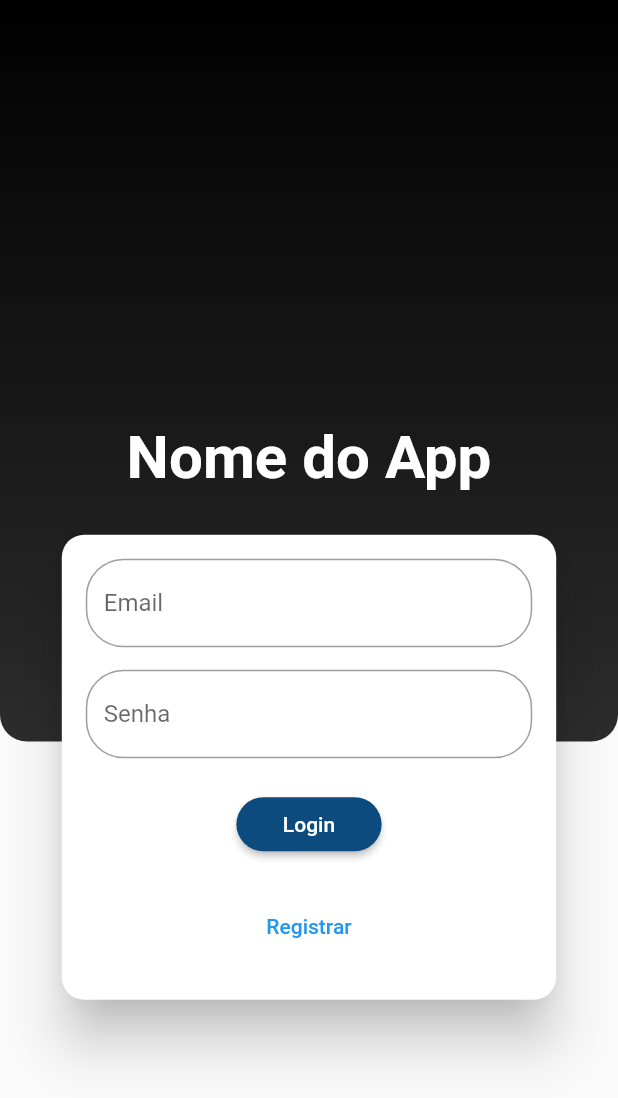
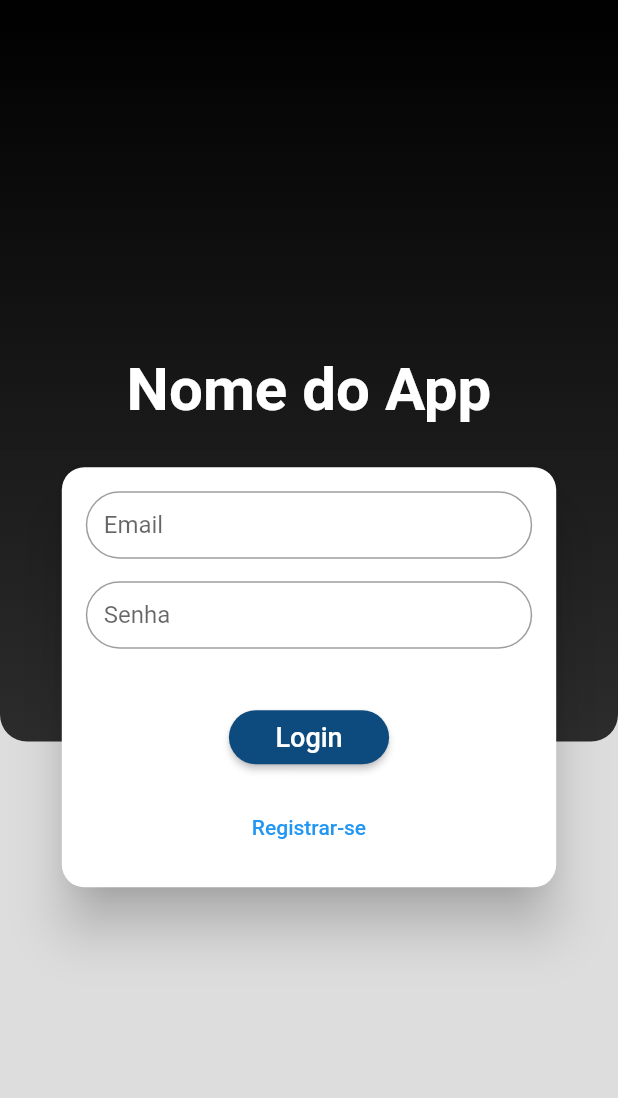
Before and after one commit to Pires1945/movies_review, a Flutter app: the screen it shows after launch, on a phone screen of 412 x 824 dp. Shown: the top 1098 px of the screen. Run offline on Flutter 3.47's test engine with Material 2 defaults, Android fonts, the phone set to English and light mode, and no system bars; our stand-ins replace carousel_slider.

Commit message:
Ajustado a tela de login

```diff
--- a/lib/components/loginForm.dart
+++ b/lib/components/loginForm.dart
@@ -2,9 +2,13 @@ import 'package:flutter/material.dart';
 import 'package:flutter/src/widgets/framework.dart';
 import 'package:flutter/src/widgets/placeholder.dart';
 import 'package:provider/provider.dart';
+import '../models/auth.dart';
+import '../utils/appRoutes.dart';
 
-import '../models/user.dart';
-import '../utils/appRoutes.dart';
+enum AuthMode {
+  sigUp,
+  Login,
+}
 
 class LoginForm extends StatefulWidget {
   const LoginForm({super.key});
@@ -14,13 +18,27 @@ class LoginForm extends StatefulWidget {
 }
 
 class _LoginFormState extends State<LoginForm> {
+  final _passwordController = TextEditingController();
   final _formKey = GlobalKey<FormState>();
-  Map<String, String> _userData = {
+  Map<String, String> _authData = {
     'email': '',
     'password': '',
   };
 
-  bool isLogin = true;
+  AuthMode _authMode = AuthMode.Login;
+
+  bool _isLogin() => _authMode == AuthMode.Login;
+  bool _isSigUp() => _authMode == AuthMode.sigUp;
+
+  void _switchLoginMode() {
+    setState(() {
+      if (_isLogin()) {
+        _authMode = AuthMode.sigUp;
+      } else {
+        _authMode = AuthMode.Login;
+      }
+    });
+  }
 
   Future<void> _submitForm() async {
     final isValid = _formKey.currentState?.validate() ?? false;
@@ -29,36 +47,64 @@ class _LoginFormState extends State<LoginForm> {
 
     _formKey.currentState?.save();
 
-    User user = Provider.of(context, listen: false);
-    await user.login(
-      _userData['email']!,
-      _userData['password']!,
+    Auth auth = Provider.of(context, listen: false);
+
+    try {
+      if (_isLogin()) {
+        await auth.login(
+          _authData['email']!,
+          _authData['password']!,
         );
+      } else {
+        await auth.signUp(_authData['email']!, _authData['password']!);
+      }
+    } catch (error) {
+      print(error.toString());
+    }
   }
 
   @override
   Widget build(BuildContext context) {
     final deviceSize = MediaQuery.of(context).size;
     return Flexible(
-      child: Card(
-        shape: RoundedRectangleBorder(borderRadius: BorderRadius.circular(15)),
+      child: SingleChildScrollView(
+        child: Column(
+          children: [
+            Padding(
+              padding: EdgeInsets.all(8.0),
+              child: Text(
+                'Nome do App',
+                style: TextStyle(
+                    fontSize: 40,
+                    fontWeight: FontWeight.bold,
+                    color: Colors.white),
+              ),
+            ),
+            Divider(),
+            Card(
+              shape: RoundedRectangleBorder(
+                  borderRadius: BorderRadius.circular(15)),
               elevation: 15,
               child: Container(
-          height: isLogin ? 310 : 400,
+                height: _isLogin() ? 280 : 320,
                 width: deviceSize.width * 0.8,
-          padding: EdgeInsets.all(16),
+                padding: const EdgeInsets.only(
+                    left: 16, right: 16, top: 16, bottom: 8),
                 child: Form(
                   key: _formKey,
                   child: Column(
                     children: [
-                TextFormField(
+                      Container(
+                        height: 45,
+                        child: TextFormField(
                           decoration: InputDecoration(
                               labelText: 'Email',
                               border: OutlineInputBorder(
                                 borderRadius: BorderRadius.circular(25),
                               )),
                           keyboardType: TextInputType.emailAddress,
-                  onSaved: (newValue) => _userData['email'] = newValue ?? '',
+                          onSaved: (newValue) =>
+                              _authData['email'] = newValue ?? '',
                           validator: (value) {
                             final email = value ?? '';
 
@@ -67,10 +113,14 @@ class _LoginFormState extends State<LoginForm> {
                             }
                           },
                         ),
-                SizedBox(
+                      ),
+                      const SizedBox(
                         height: 15,
                       ),
-                TextFormField(
+                      Container(
+                        height: 45,
+                        child: TextFormField(
+                          controller: _passwordController,
                           decoration: InputDecoration(
                               labelText: 'Senha',
                               border: OutlineInputBorder(
@@ -78,7 +128,8 @@ class _LoginFormState extends State<LoginForm> {
                               )),
                           obscureText: true,
                           keyboardType: TextInputType.text,
-                  onSaved: (newValue) => _userData['password'] = newValue ?? '',
+                          onSaved: (newValue) =>
+                              _authData['password'] = newValue ?? '',
                           validator: (value) {
                             final password = value ?? '';
                             if (password.isEmpty || password.length < 5) {
@@ -88,36 +139,68 @@ class _LoginFormState extends State<LoginForm> {
                             }
                           },
                         ),
-                SizedBox(
+                      ),
+                      const SizedBox(
+                        height: 15,
+                      ),
+                      if (_isSigUp())
+                        Container(
+                          height: 45,
+                          child: TextFormField(
+                            decoration: InputDecoration(
+                                labelText: 'Confirmação de senha',
+                                border: OutlineInputBorder(
+                                  borderRadius: BorderRadius.circular(25),
+                                )),
+                            obscureText: true,
+                            keyboardType: TextInputType.text,
+                            onSaved: (newValue) =>
+                                _authData['password'] = newValue ?? '',
+                            validator: (value) {
+                              final password = value ?? '';
+                              if (password != _passwordController.text) {
+                                return 'As senha não conferem!';
+                              } else {
+                                return null;
+                              }
+                            },
+                          ),
+                        ),
+                      const SizedBox(
                         height: 20,
                       ),
                       ElevatedButton(
                         onPressed: _submitForm,
-                  child: Padding(
-                    padding: const EdgeInsets.only(left: 15, right: 15),
-                    child: Text('Login'),
-                  ),
                         style: ElevatedButton.styleFrom(
                             shape: RoundedRectangleBorder(
                               borderRadius: BorderRadius.circular(55),
                             ),
-                      backgroundColor: Color.fromARGB(255, 13, 75, 126)),
+                            backgroundColor:
+                                const Color.fromARGB(255, 13, 75, 126)),
+                        child: const Padding(
+                          padding: EdgeInsets.only(left: 15, right: 15),
+                          child: Text(
+                            'Login',
+                            style: TextStyle(fontSize: 18),
                           ),
-                SizedBox(
-                  height: 20,
+                        ),
+                      ),
+                      const SizedBox(
+                        height: 12,
                       ),
                       TextButton(
-                    onPressed: () {
-                      setState(() {
-                        isLogin = false;
-                      });
-                    },
-                    child: Text('Registrar'))
+                        onPressed: _switchLoginMode,
+                        child: Text(
+                            _isLogin() ? 'Registrar-se' : 'Já tenho uma conta'),
+                      ),
                     ],
                   ),
                 ),
               ),
             ),
+          ],
+        ),
+      ),
     );
   }
 }
--- a/lib/components/movieGrid.dart
+++ b/lib/components/movieGrid.dart
@@ -114,11 +114,12 @@ class _MovieGridState extends State<MovieGrid> {
                                 isSearch = true;
                               });
                             },
-                              icon: Icon(
+                            icon: const Icon(
                               Icons.search,
                               color: Colors.grey,
                               size: 36,
-                              ))
+                            ),
+                          )
                         ],
                       ),
               ),
--- a/lib/main.dart
+++ b/lib/main.dart
@@ -3,7 +3,7 @@ import 'package:movies_review/components/gridReviews.dart';
 import 'package:movies_review/components/movieGrid.dart';
 import 'package:movies_review/models/movieList.dart';
 import 'package:movies_review/models/reviewList.dart';
-import 'package:movies_review/models/user.dart';
+import 'package:movies_review/models/auth.dart';
 import 'package:movies_review/pages/authOrHome.dart';
 import 'package:movies_review/pages/homePage.dart';
 import 'package:movies_review/pages/login.dart';
@@ -25,8 +25,8 @@ class MyApp extends StatelessWidget {
   Widget build(BuildContext context) {
     return MultiProvider(
       providers: [
-        ChangeNotifierProvider(create: (context) => User()),
-        ChangeNotifierProxyProvider<User, ReviewList>(
+        ChangeNotifierProvider(create: (context) => Auth()),
+        ChangeNotifierProxyProvider<Auth, ReviewList>(
           create: (context) => ReviewList(),
           update: (context, value, previous) => ReviewList(
             value.token ?? '',
--- a/lib/models/user.dart
+++ b/lib/models/auth.dart
@@ -5,7 +5,7 @@ import 'package:flutter/material.dart';
 import 'package:http/http.dart' as http;
 
 //https://identitytoolkit.googleapis.com/v1/accounts:signUp?key=[API_KEY]
-class User with ChangeNotifier {
+class Auth with ChangeNotifier {
   String? _token;
   String? _email;
   String? _userId;
--- a/lib/pages/authOrHome.dart
+++ b/lib/pages/authOrHome.dart
@@ -1,6 +1,6 @@
 import 'package:flutter/src/widgets/framework.dart';
 import 'package:flutter/src/widgets/placeholder.dart';
-import 'package:movies_review/models/user.dart';
+import 'package:movies_review/models/auth.dart';
 import 'package:movies_review/pages/homePage.dart';
 import 'package:movies_review/pages/login.dart';
 import 'package:provider/provider.dart';
@@ -10,8 +10,8 @@ class AuthOrHome extends StatelessWidget {
 
   @override
   Widget build(BuildContext context) {
-    User user = Provider.of(context);
+    Auth auth = Provider.of(context);
 
-    return user.isAuth ? HomePage() : LoginPage();
+    return auth.isAuth ? HomePage() : LoginPage();
   }
 }
--- a/lib/pages/login.dart
+++ b/lib/pages/login.dart
@@ -5,7 +5,7 @@ import 'package:movies_review/components/loginForm.dart';
 import 'package:movies_review/utils/appRoutes.dart';
 import 'package:provider/provider.dart';
 
-import '../models/user.dart';
+import '../models/auth.dart';
 
 class LoginPage extends StatefulWidget {
   const LoginPage({super.key});
@@ -23,6 +23,9 @@ class _LoginPageState extends State<LoginPage> {
       body: Stack(
         children: [
           Container(
+            color: Color.fromARGB(255, 221, 221, 221),
+          ),
+          Container(
             height: deviceSize.height * 0.6,
             decoration: const BoxDecoration(
               borderRadius: BorderRadius.only(
@@ -39,27 +42,13 @@ class _LoginPageState extends State<LoginPage> {
               ),
             ),
           ),
-          Padding(
-            padding: const EdgeInsets.only(top: 120),
-            child: Container(
-              width: double.infinity,
-              child: Column(
-                mainAxisAlignment: MainAxisAlignment.center,
-                children: [
-                  const Padding(
-                    padding: EdgeInsets.all(8.0),
-                    child: Text(
-                      'Nome do App',
-                      style: TextStyle(
-                          fontSize: 40,
-                          fontWeight: FontWeight.bold,
-                          color: Colors.white),
-                    ),
-                  ),
-                  Divider(),
-                  LoginForm(),
-                ],
-              ),
+          Container(
+            width: double.infinity,
+            child: Column(
+              mainAxisAlignment: MainAxisAlignment.center,
+              children: const [
+                LoginForm(),
+              ],
             ),
           ),
         ],
--- a/lib/pages/settings.dart
+++ b/lib/pages/settings.dart
@@ -1,7 +1,7 @@
 import 'package:flutter/material.dart';
 import 'package:flutter/src/widgets/framework.dart';
 import 'package:flutter/src/widgets/placeholder.dart';
-import 'package:movies_review/models/user.dart';
+import 'package:movies_review/models/auth.dart';
 import 'package:movies_review/utils/appRoutes.dart';
 import 'package:provider/provider.dart';
 
@@ -107,7 +107,7 @@ class Settings extends StatelessWidget {
                   padding: const EdgeInsets.all(8.0),
                   child: TextButton(
                     onPressed: () {
-                      Provider.of<User>(context, listen: false).logout();
+                      Provider.of<Auth>(context, listen: false).logout();
                       Navigator.of(context)
                           .pushReplacementNamed(AppRoutes.AUTHORHOME);
                     },
```
Also changed, not shown: lib/components/homeScreen.dart (+7 -0 lines). Lines whose indentation alone changed are shown as unchanged.
